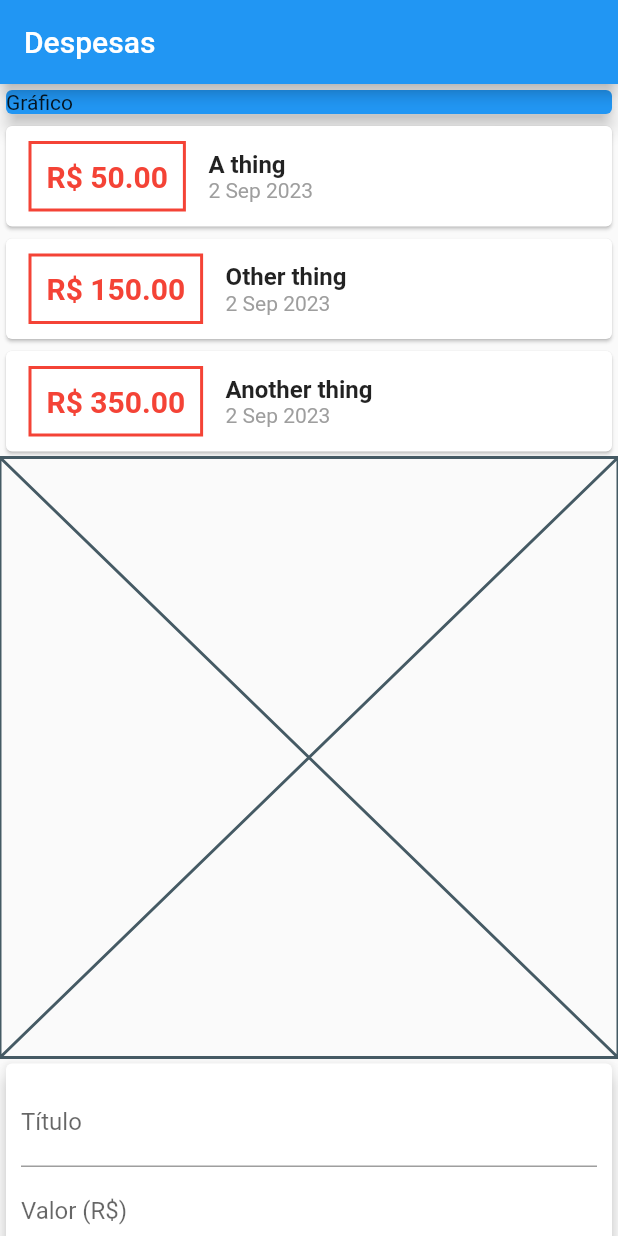
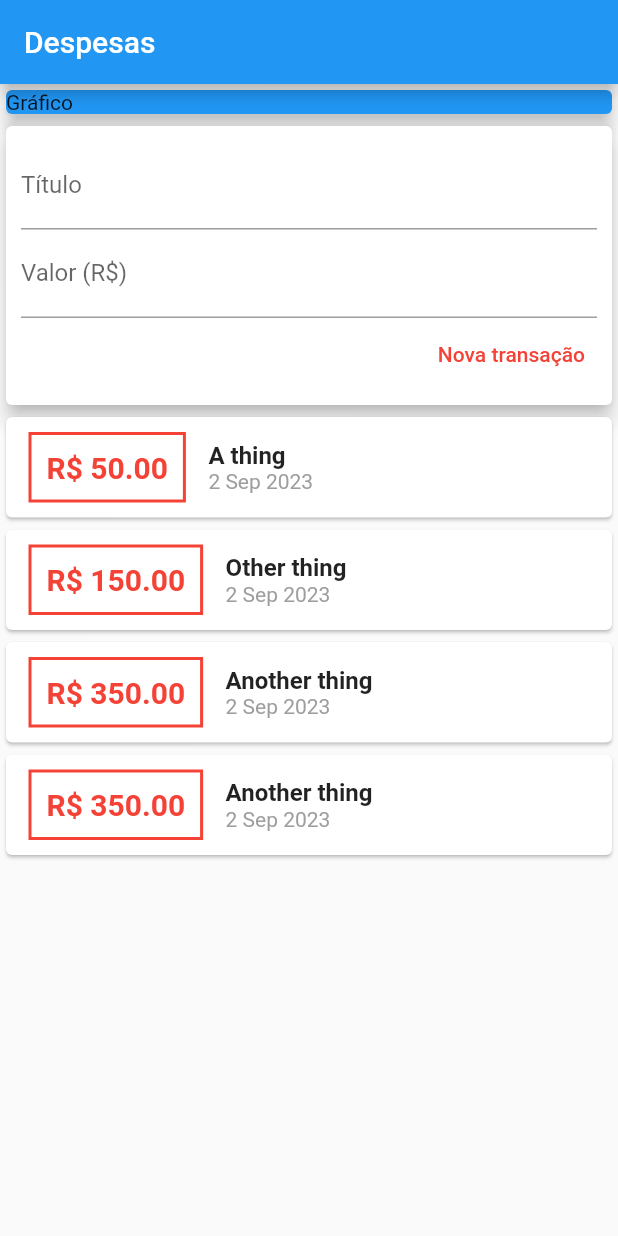
Before and after one commit to thalitagq/flutter_expenses_app, a Flutter app: the screen it shows after launch, on a phone screen of 412 x 824 dp. Run offline on Flutter 3.47's test engine with Material 2 defaults, Android fonts, the phone set to English and light mode, and no system bars.

Commit message:
refactor list

```diff
--- a/lib/components/transaction_form.dart
+++ b/lib/components/transaction_form.dart
@@ -1,11 +1,56 @@
+import 'package:flutter/material.dart';
 import 'package:flutter/src/widgets/framework.dart';
 import 'package:flutter/src/widgets/placeholder.dart';
 
 class TransactionForm extends StatelessWidget {
-  const TransactionForm({super.key});
+  final titleController = TextEditingController();
+  final valueController = TextEditingController();
+  final void Function(String, double) onSubmit;
+
+  TransactionForm(this.onSubmit, {super.key});
+
+  _submitForm() {
+    final title = titleController.text;
+    final value = double.tryParse(valueController.text) ?? 0.0;
+
+    if (title.isEmpty || value <= 0) {
+      return;
+    }
+
+    onSubmit(title, value);
+  }
 
   @override
   Widget build(BuildContext context) {
-    return const Placeholder();
+    return Card(
+      elevation: 5,
+      child: Padding(
+        padding: const EdgeInsets.all(10),
+        child: Column(children: [
+          TextField(
+            controller: titleController,
+            decoration: const InputDecoration(labelText: "Título"),
+            onSubmitted: (_) => _submitForm(),
+          ),
+          TextField(
+            controller: valueController,
+            keyboardType: const TextInputType.numberWithOptions(decimal: true),
+            decoration: const InputDecoration(labelText: "Valor (R\$)"),
+            onSubmitted: (_) => _submitForm(),
+          ),
+          Row(
+            mainAxisAlignment: MainAxisAlignment.end,
+            children: [
+              TextButton(
+                  onPressed: _submitForm,
+                  child: const Text(
+                    'Nova transação',
+                    style: TextStyle(color: Colors.red),
+                  )),
+            ],
+          )
+        ]),
+      ),
+    );
   }
 }
--- a/lib/components/transaction_list.dart
+++ b/lib/components/transaction_list.dart
@@ -11,25 +11,33 @@ class TransactionList extends StatelessWidget {
 
   @override
   Widget build(BuildContext context) {
-    return Column(
-      children: transactions.map((transaction) {
+    return Container(
+      height: 300,
+      child: ListView.builder(
+          itemCount: transactions.length,
+          itemBuilder: (ctx, index) {
+            final transaction = transactions[index];
             return Card(
                 child: Row(children: [
               Container(
-            margin: const EdgeInsets.symmetric(horizontal: 15, vertical: 10),
-            decoration:
-                BoxDecoration(border: Border.all(color: Colors.red, width: 2)),
+                margin:
+                    const EdgeInsets.symmetric(horizontal: 15, vertical: 10),
+                decoration: BoxDecoration(
+                    border: Border.all(color: Colors.red, width: 2)),
                 padding: const EdgeInsets.all(10),
                 child: Text(
                   "R\$ ${transaction.value.toStringAsFixed(2)}",
                   style: const TextStyle(
-                  color: Colors.red, fontSize: 20, fontWeight: FontWeight.bold),
+                      color: Colors.red,
+                      fontSize: 20,
+                      fontWeight: FontWeight.bold),
                 ),
               ),
               Column(crossAxisAlignment: CrossAxisAlignment.start, children: [
                 Text(
                   transaction.title,
-              style: const TextStyle(fontSize: 16, fontWeight: FontWeight.bold),
+                  style: const TextStyle(
+                      fontSize: 16, fontWeight: FontWeight.bold),
                 ),
                 Text(
                   DateFormat('d MMM y').format(transaction.date),
@@ -37,7 +45,7 @@ class TransactionList extends StatelessWidget {
                 )
               ])
             ]));
-      }).toList(),
+          }),
     );
   }
 }
--- a/lib/components/transaction_user.dart
+++ b/lib/components/transaction_user.dart
@@ -1,3 +1,5 @@
+import 'dart:math';
+
 import 'package:flutter/material.dart';
 import 'package:flutter/src/widgets/framework.dart';
 import 'package:flutter/src/widgets/placeholder.dart';
@@ -19,13 +21,40 @@ class _TransactionUserState extends State<TransactionUser> {
         id: 't2', title: "Other thing", value: 150.00, date: DateTime.now()),
     Transaction(
         id: 't3', title: "Another thing", value: 350.00, date: DateTime.now()),
+    Transaction(
+        id: 't3', title: "Another thing", value: 350.00, date: DateTime.now()),
+    Transaction(
+        id: 't3', title: "Another thing", value: 350.00, date: DateTime.now()),
+    Transaction(
+        id: 't3', title: "Another thing", value: 350.00, date: DateTime.now()),
+    Transaction(
+        id: 't3', title: "Another thing", value: 350.00, date: DateTime.now()),
+    Transaction(
+        id: 't3', title: "Another thing", value: 350.00, date: DateTime.now()),
+    Transaction(
+        id: 't3', title: "Another thing", value: 350.00, date: DateTime.now()),
+    Transaction(
+        id: 't3', title: "Another thing", value: 350.00, date: DateTime.now()),
   ];
+
+  _addTransaction(String title, double value) {
+    final newTransaction = Transaction(
+        id: Random().nextDouble().toString(),
+        title: title,
+        value: value,
+        date: DateTime.now());
+
+    setState(() {
+      _transactions.add(newTransaction);
+    });
+  }
+
   @override
   Widget build(BuildContext context) {
     return Column(
       children: [
+        TransactionForm(_addTransaction),
         TransactionList(_transactions),
-        TransactionForm()
       ],
     );
   }
--- a/lib/main.dart
+++ b/lib/main.dart
@@ -16,52 +16,24 @@ class ExpensesApp extends StatelessWidget {
 }
 
 class MyHomePage extends StatelessWidget {
-  final titleController = TextEditingController();
-  final valueController = TextEditingController();
-
   @override
   Widget build(BuildContext context) {
     return Scaffold(
         appBar: AppBar(
           title: const Text("Despesas"),
         ),
-        body: Column(
-          mainAxisAlignment: MainAxisAlignment.spaceAround,
-          crossAxisAlignment: CrossAxisAlignment.stretch,
-          children: [
-            const SizedBox(
-              child: Card(
-                  color: Colors.blue, elevation: 5, child: Text("Gráfico")),
-            ),
-            const TransactionUser(),
-            Card(
-              elevation: 5,
-              child: Padding(
-                padding: const EdgeInsets.all(10),
-                child: Column(children: [
-                  TextField(
-                    controller: titleController,
-                    decoration: const InputDecoration(labelText: "Título"),
-                  ),
-                  TextField(
-                    controller: valueController,
-                    decoration: const InputDecoration(labelText: "Valor (R\$)"),
-                  ),
-                  Row(
-                    mainAxisAlignment: MainAxisAlignment.end,
-                    children: [
-                      TextButton(
-                          onPressed: () {},
-                          child: const Text(
-                            'Nova transação',
-                            style: TextStyle(color: Colors.red),
-                          )),
-                    ],
-                  )
-                ]),
+        body: SingleChildScrollView(
+          child: Column(
+            mainAxisAlignment: MainAxisAlignment.start,
+            crossAxisAlignment: CrossAxisAlignment.stretch,
+            children: const [
+              SizedBox(
+                child: Card(
+                    color: Colors.blue, elevation: 5, child: Text("Gráfico")),
               ),
-            )
-          ],
+              TransactionUser(),
+            ],
+          ),
         ));
   }
 }
```
Also changed, not shown: 4 other files. Lines whose indentation alone changed are shown as unchanged.
